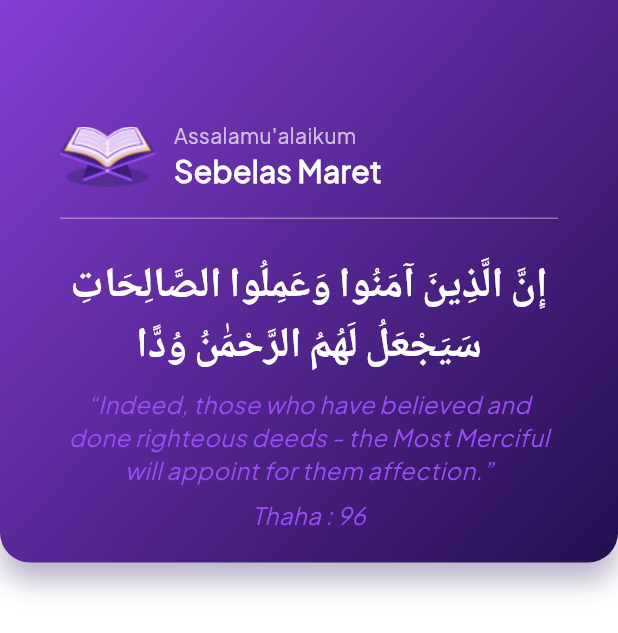
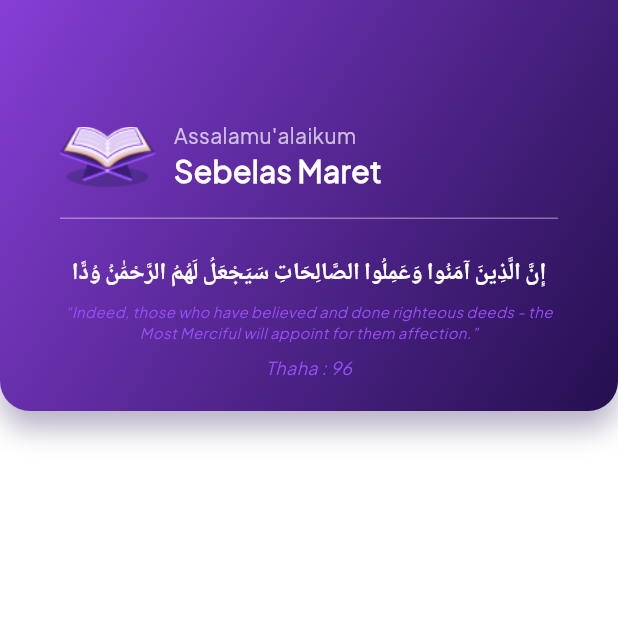
Before and after one commit to williamu04/InQuran, a Flutter app: what homeTitle() shows on an empty page, opened directly, on a phone screen of 412 x 824 dp. Shown: the top 633 px of the screen. Run offline on Flutter 3.47's test engine with Material 3 defaults, Android fonts, the phone set to English and light mode, and no system bars; our stand-ins replace drift, go_router, lucide_icons_flutter, share_plus, sqlite3_flutter_libs; missing offline and left inert: sqlite3; accounts and stored records are empty; generated files the repository leaves out were written again.

Commit message:
fix topPadding

```diff
--- /dev/null
+++ b/lib/components/rounded_card.dart
@@ -0,0 +1,46 @@
+import 'package:flutter/material.dart';
+
+Widget RoundedCard({
+  required Widget child,
+  EdgeInsetsGeometry? padding,
+  Gradient? gradient,
+  double borderRadius = 20,
+  List<BoxShadow>? boxShadow,
+}) {
+  return Container(
+    decoration: BoxDecoration(
+      borderRadius: BorderRadius.only(
+        bottomLeft: Radius.circular(borderRadius),
+        bottomRight: Radius.circular(borderRadius),
+      ),
+      boxShadow:
+          boxShadow ??
+          [
+            BoxShadow(
+              color: Color(0x50240F4F),
+              blurRadius: 15,
+              offset: Offset(0, 12),
+            ),
+          ],
+    ),
+    child: Container(
+      padding:
+          padding ??
+          const EdgeInsets.only(top: 80, left: 40, right: 40, bottom: 20),
+      decoration: BoxDecoration(
+        gradient:
+            gradient ??
+            const LinearGradient(
+              colors: [Color(0xFF863ED5), Color(0xFF240F4F)],
+              begin: Alignment.topLeft,
+              end: Alignment.bottomRight,
+            ),
+        borderRadius: BorderRadius.only(
+          bottomLeft: Radius.circular(borderRadius),
+          bottomRight: Radius.circular(borderRadius),
+        ),
+      ),
+      child: child,
+    ),
+  );
+}
--- a/lib/main.dart
+++ b/lib/main.dart
@@ -60,9 +60,10 @@ class MainScaffold extends StatelessWidget {
     final String currentPath = state.uri.toString();
     final AppRouteConfig currentRoute = AppRoutes.getRouteByPath(currentPath);
 
-    final double topPadding = currentRoute.isHasPurpleBanner
+    final double topPadding = (!currentRoute.isHasBar || currentRoute.isHasPurpleBanner)
         ? 0
         : MediaQuery.of(context).padding.top + kToolbarHeight;
+
 
     return SafeArea(
       child: Scaffold(
--- a/lib/screens/home.dart
+++ b/lib/screens/home.dart
@@ -1,6 +1,7 @@
 import 'package:flutter/material.dart';
 import 'package:go_router/go_router.dart';
 import 'package:mtqmnuns/config/route.dart';
+import '../components/rounded_card.dart';
 
 class HomeScreen extends StatelessWidget {
   const HomeScreen({super.key});
@@ -143,38 +144,7 @@ Widget homeMenu({
 
 Widget homeTitle() {
   return Expanded(
-    child: Container(
-      decoration: BoxDecoration(
-        borderRadius: const BorderRadius.only(
-          bottomLeft: Radius.circular(20),
-          bottomRight: Radius.circular(20),
-        ),
-        boxShadow: [
-          BoxShadow(
-            color: Color(0x50240F4F), // Purple shadow with opacity
-            blurRadius: 15,
-            offset: Offset(0, 12),
-          ),
-        ],
-      ),
-      child: Container(
-        padding: const EdgeInsets.only(
-          top: 80,
-          left: 40,
-          right: 40,
-          bottom: 20,
-        ),
-        decoration: const BoxDecoration(
-          gradient: LinearGradient(
-            colors: [Color(0xFF863ED5), Color(0xFF240F4F)],
-            begin: Alignment.topLeft,
-            end: Alignment.bottomRight,
-          ),
-          borderRadius: BorderRadius.only(
-            bottomLeft: Radius.circular(20),
-            bottomRight: Radius.circular(20),
-          ),
-        ),
+    child: RoundedCard(
       child: Column(
         crossAxisAlignment: CrossAxisAlignment.start,
         mainAxisSize: MainAxisSize.min,
@@ -213,17 +183,15 @@ Widget homeTitle() {
             ],
           ),
           const SizedBox(height: 16),
-            // Garis horizontal
           Container(width: double.infinity, height: 1, color: Colors.white38),
           const SizedBox(height: 24),
-            // Ayat dan terjemahan
           const Center(
             child: Text(
               'إِنَّ الَّذِينَ آمَنُوا وَعَمِلُوا '
               'الصَّالِحَاتِ سَيَجْعَلُ لَهُمُ الرَّحْمَٰنُ وُدًّا',
               textAlign: TextAlign.center,
               style: TextStyle(
-                  fontSize: 28,
+                fontSize: 16,
                 fontWeight: FontWeight.w700,
                 color: Colors.white,
                 height: 1.4,
@@ -238,7 +206,7 @@ Widget homeTitle() {
               textAlign: TextAlign.center,
               style: TextStyle(
                 fontFamily: 'Plus Jakarta',
-                  fontSize: 16,
+                fontSize: 10,
                 fontStyle: FontStyle.italic,
                 fontWeight: FontWeight.w400,
                 color: Color(0xFF994EF8),
@@ -253,7 +221,7 @@ Widget homeTitle() {
               textAlign: TextAlign.center,
               style: TextStyle(
                 fontFamily: 'Plus Jakarta',
-                  fontSize: 16,
+                fontSize: 12,
                 fontStyle: FontStyle.italic,
                 color: Color(0xFF994EF8),
               ),
@@ -262,6 +230,5 @@ Widget homeTitle() {
         ],
       ),
     ),
-    ),
   );
 }
```
Lines whose indentation alone changed are shown as unchanged.
